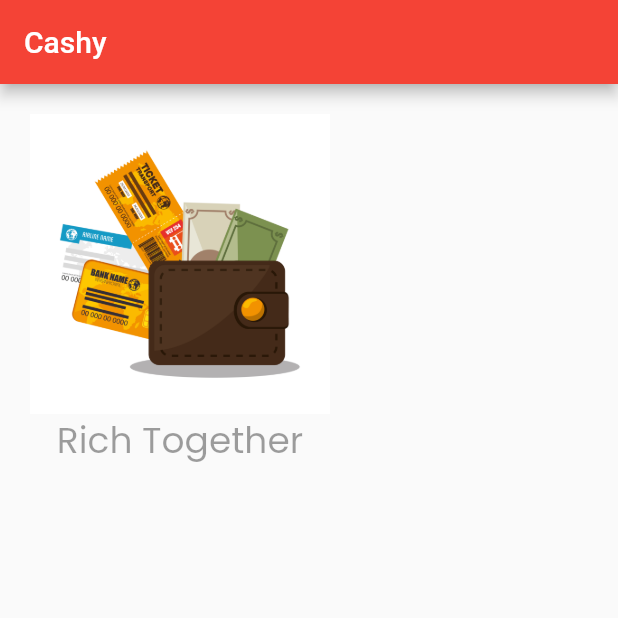
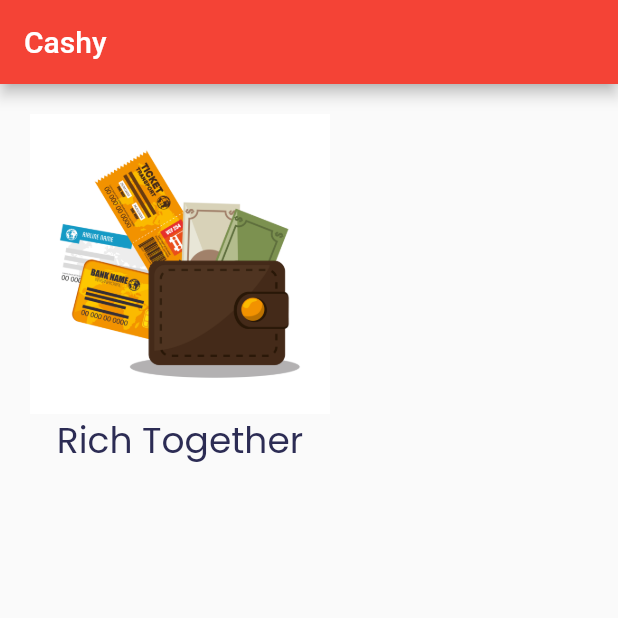
Before and after one commit to EnkuDavi/flutter-basic, a Flutter app: the screen it shows after launch, on a phone screen of 412 x 824 dp, the top half of it. Run offline on Flutter 3.47's test engine with Material 2 defaults, Android fonts, the phone set to English and light mode, and no system bars.

Commit message:
modified color

```diff
--- /dev/null
+++ b/lib/custom_color.dart
@@ -0,0 +1,3 @@
+import 'package:flutter/material.dart';
+
+Color darkBlue = Color(0XFF2c2c54);
--- a/lib/font-style.dart
+++ b/lib/font-style.dart
@@ -1,4 +1,5 @@
+import 'package:cashy_app/custom_color.dart';
 import 'package:flutter/material.dart';
 
 TextStyle MainHeader =
-    TextStyle(fontSize: 24, color: Colors.black38, fontFamily: 'Poppins');
+    TextStyle(fontSize: 24, color: darkBlue, fontFamily: 'Poppins');
```
